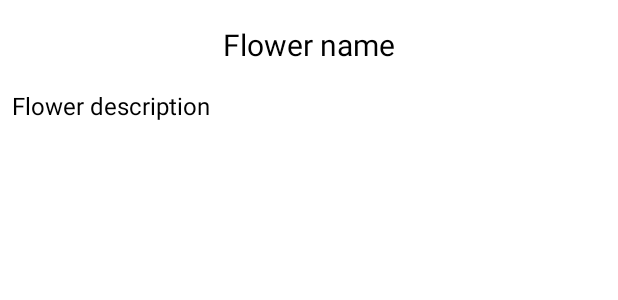
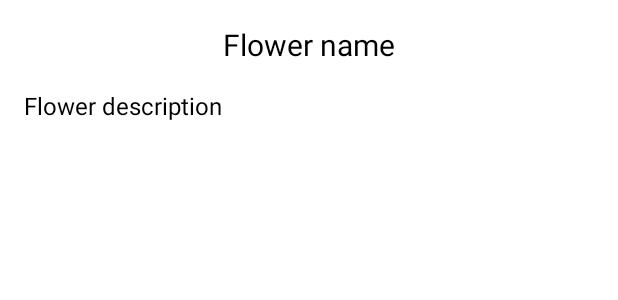
Before and after one commit to IlyaShvetsov/iFlower, an Android app: the layout fragment_flower.xml on its own in the app's theme, with its tools: preview values and no code run, on a phone screen of 412 x 824 dp. Shown: the top 300 px of the screen. Run offline under Robolectric (Android 15) with nearby library versions, the phone set to English and light mode, and no system bars; network calls fail.

Commit message:
add FlowerActivity after photo and some other changes

```diff
--- a/app/src/main/AndroidManifest.xml
+++ b/app/src/main/AndroidManifest.xml
@@ -2,7 +2,7 @@
 <manifest xmlns:android="http://schemas.android.com/apk/res/android"
     package="com.iflower">
 
-    <uses-permission android:name="android.permission.INTERNET"/>
+    <uses-permission android:name="android.permission.INTERNET" />
     <uses-permission android:name="android.permission.CAMERA" />
 
     <uses-feature android:name="android.hardware.camera" />
@@ -24,7 +24,8 @@
             </intent-filter>
         </activity>
 
-        <activity android:name=".photo.camera.CameraActivity"/>
+        <activity android:name=".photo.camera.CameraActivity" />
+        <activity android:name=".photo.camera.FlowerActivity" />
 
     </application>
 
--- a/app/src/main/java/com/iflower/photo/camera/CameraActivity.kt
+++ b/app/src/main/java/com/iflower/photo/camera/CameraActivity.kt
@@ -87,6 +87,8 @@ class CameraActivity : AppCompatActivity(), ImageCapture.OnImageSavedCallback {
         this.photoFile = photoFile
         takePhotoButton.setOnClickListener {
             takePhotoButton.isEnabled = false
+            val intent = Intent(this, FlowerActivity::class.java)
+            startActivity(intent)
 //            camera.takePicture(photoFile, AsyncTask.SERIAL_EXECUTOR, this)
         }
     }
--- a/app/src/main/res/layout/fragment_flower.xml
+++ b/app/src/main/res/layout/fragment_flower.xml
@@ -8,15 +8,13 @@
 
     <androidx.constraintlayout.widget.ConstraintLayout
         android:layout_width="match_parent"
-        android:layout_height="wrap_content">
+        android:layout_height="wrap_content"
+        android:padding="16dp">
 
         <TextView
             android:id="@+id/flower_name"
             android:layout_width="wrap_content"
             android:layout_height="wrap_content"
-            android:layout_marginTop="16dp"
-            android:layout_marginStart="8dp"
-            android:layout_marginEnd="8dp"
             android:textSize="20sp"
             android:textColor="@color/black"
             tools:text="Flower name"
@@ -29,8 +27,6 @@
             android:layout_width="0dp"
             android:layout_height="wrap_content"
             android:layout_marginTop="16dp"
-            android:layout_marginStart="8dp"
-            android:layout_marginEnd="8dp"
             android:textSize="16sp"
             android:textColor="@color/black"
             tools:text="Flower description"
--- a/app/src/main/res/layout/fragment_login.xml
+++ b/app/src/main/res/layout/fragment_login.xml
@@ -34,14 +34,15 @@
                             android:id="@+id/username_edit_text"
                             style="@style/LoginSignUpInput"
                             android:layout_marginTop="50dp"
+                            android:inputType="text"
                             android:hint="Username" />
 
                         <EditText
                             android:id="@+id/password_edit_text"
                             style="@style/LoginSignUpInput"
                             android:layout_marginBottom="30dp"
-                            android:hint="Password"
-                            android:inputType="textPassword" />
+                            android:inputType="textPassword"
+                            android:hint="Password" />
 
                     </LinearLayout>
 
```
Also changed, not shown: app/src/main/java/com/iflower/photo/camera/FlowerActivity.kt (added, +26 -0 lines), app/src/main/java/com/iflower/search/ui/FlowerFragment.kt (+2 -5 lines), app/src/main/res/layout/fragment_sign_up.xml (+8 -7 lines).
